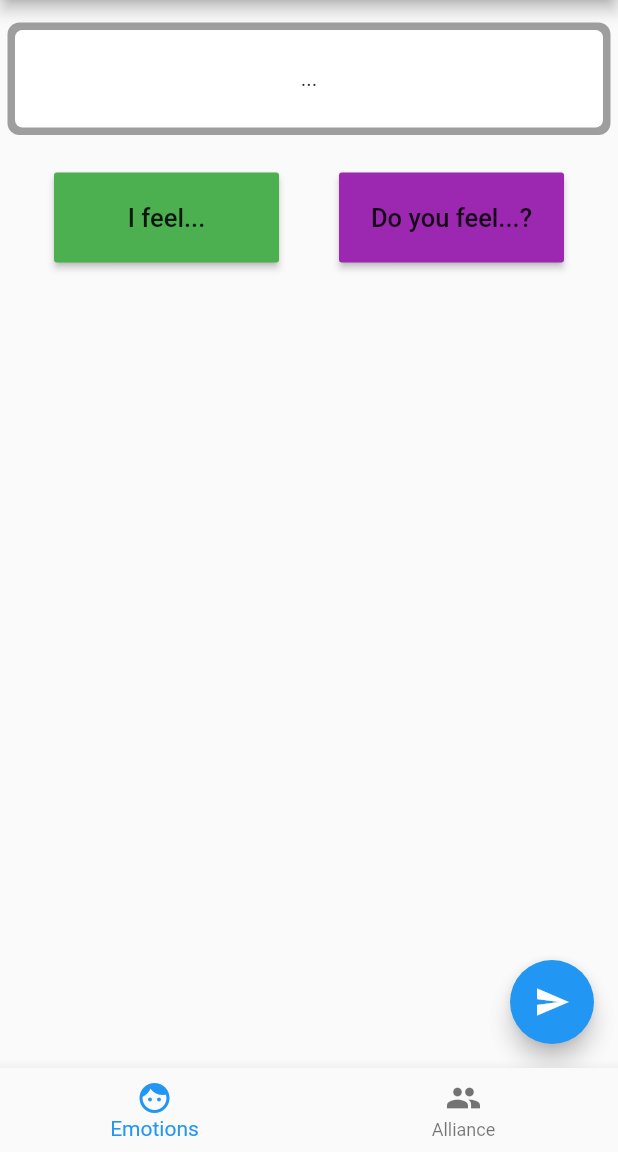
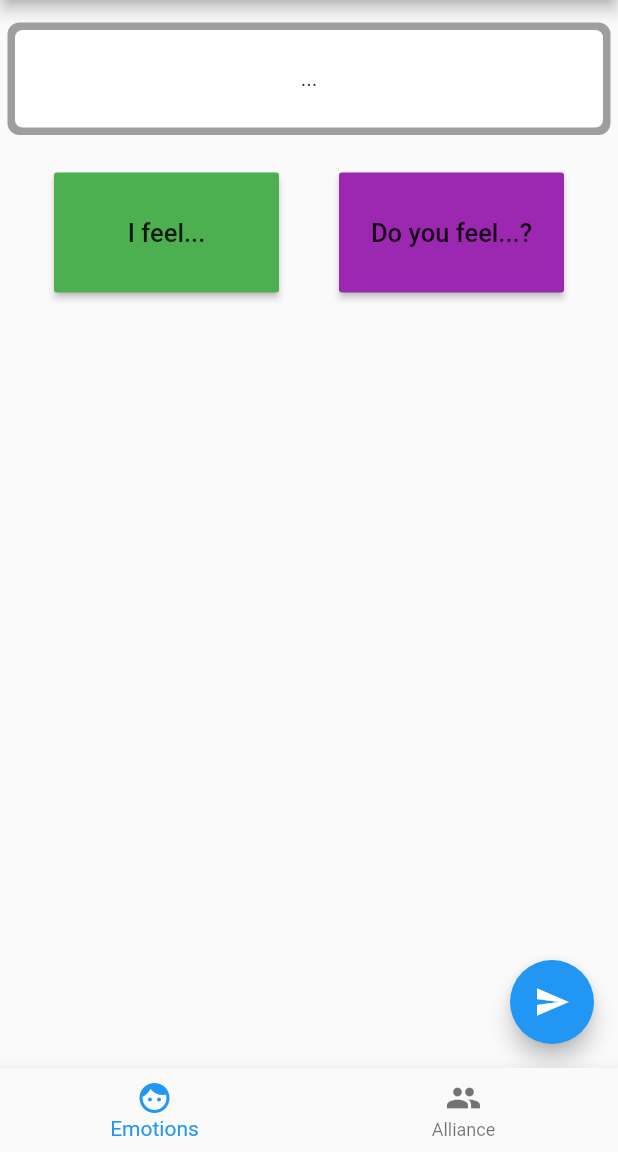
Before and after one commit to b34st80y/oigo_app, a Flutter app: the screen it shows once a user with an empty profile is signed in, on a phone screen of 412 x 824 dp, the part 84-1236 px from its top. Run offline on Flutter 3.47's test engine with Material 2 defaults, Android fonts, the phone set to English and light mode, and no system bars; our stand-ins replace cloud_firestore, firebase_auth; accounts and stored records are empty.

Commit message:
Adjusted height of the custom buttons box All options now display correctly and fit inside their boxes.

```diff
--- a/lib/pages/home/EmotionsPage.dart
+++ b/lib/pages/home/EmotionsPage.dart
@@ -129,7 +129,7 @@ class CustomButton extends StatelessWidget {
     return Padding(
         padding: const EdgeInsets.all(20.0),
         child: SizedBox(
-          height: 60,
+          height: 80,
           width: 150,
           child: RaisedButton(
             child: Text(
```
